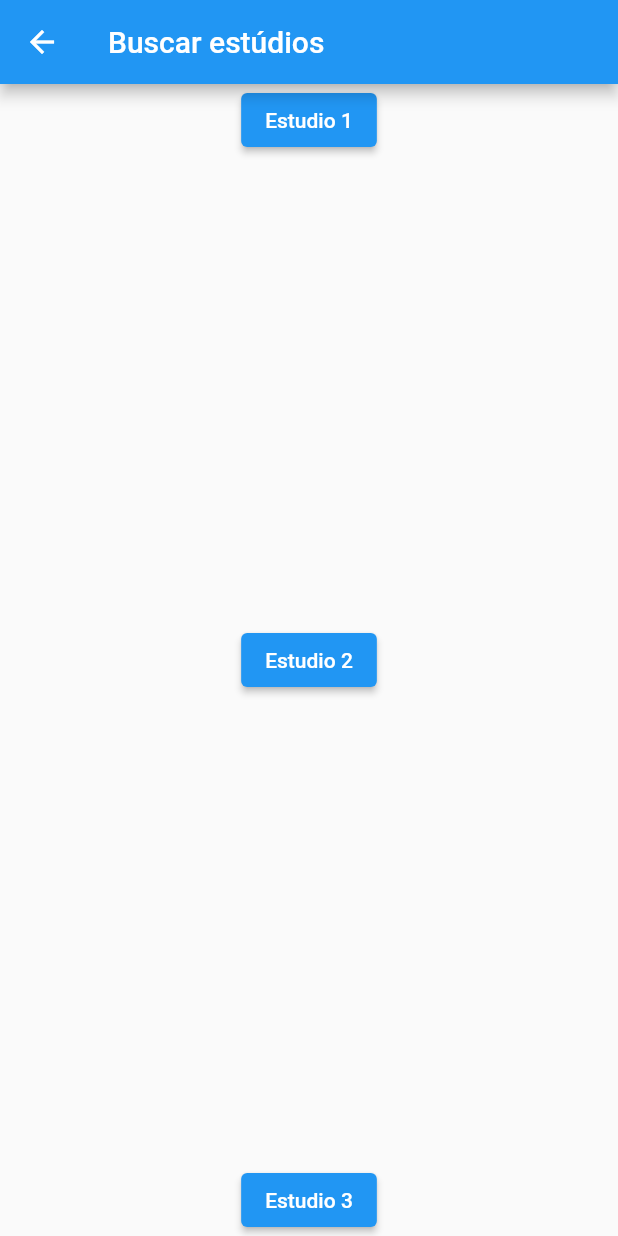
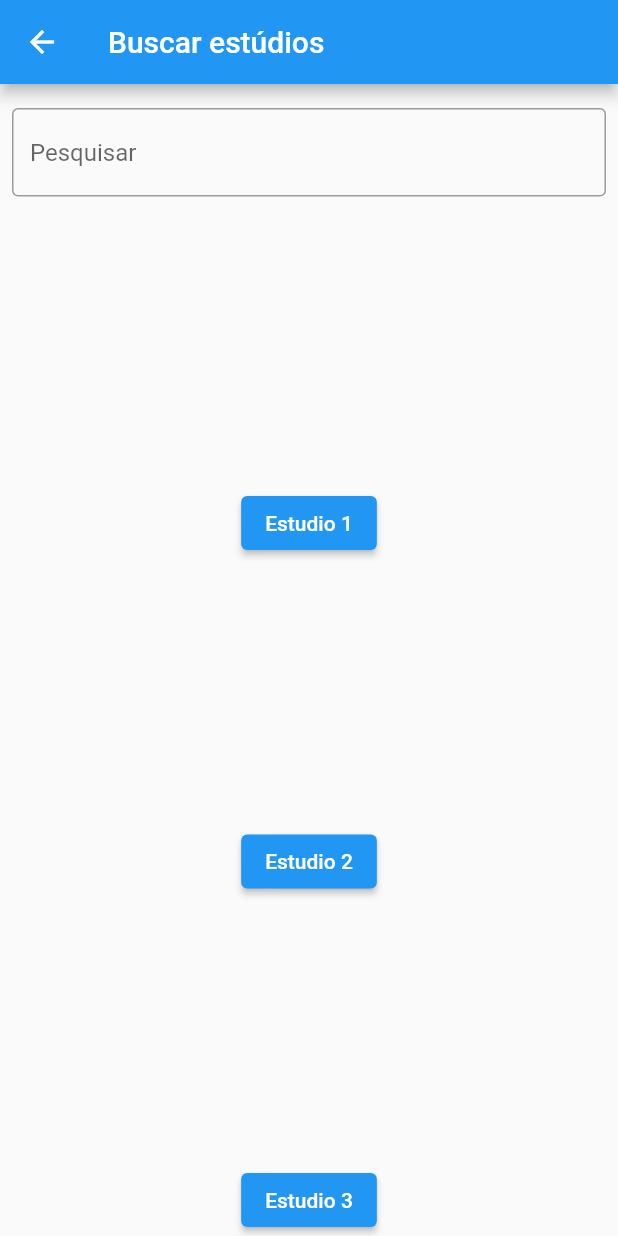
Before and after one commit to luisbrasil/Oktopus, a Flutter app: the Home screen opened by its route, after a tap on "Buscar Estúdios", on a phone screen of 412 x 824 dp. Run offline on Flutter 3.47's test engine with Material 2 defaults, Android fonts, the phone set to English and light mode, and no system bars.

Commit message:
Ajustes telas

```diff
--- a/oktopus/lib/widget/busca.dart
+++ b/oktopus/lib/widget/busca.dart
@@ -3,7 +3,6 @@ import 'package:flutter/material.dart';
 import '../rotas.dart';
 
 class Busca extends StatelessWidget {
-
   @override
   Widget build(BuildContext context) {
     return Scaffold(
@@ -12,6 +11,15 @@ class Busca extends StatelessWidget {
         child: Column(
             mainAxisAlignment: MainAxisAlignment.spaceBetween,
             children: [
+              const Padding(
+                padding: EdgeInsets.symmetric(horizontal: 8, vertical: 16),
+                child: TextField(
+                  decoration: InputDecoration(
+                    border: OutlineInputBorder(),
+                    hintText: 'Pesquisar',
+                  ),
+                ),
+              ),
               ElevatedButton(
                 child: const Text('Estudio 1'),
                 onPressed: () {
--- a/oktopus/lib/widget/home.dart
+++ b/oktopus/lib/widget/home.dart
@@ -10,13 +10,16 @@ class Home extends StatelessWidget {
     return Scaffold(
       appBar: AppBar(title: const Text('Home')),
       body: Center(
-        child: Row(mainAxisAlignment: MainAxisAlignment.center, children: [
+        child: Column(
+          children: [
             ElevatedButton(
               child: const Text('Estúdio Destaque'),
               onPressed: () {
                 Navigator.pushNamed(context, Rotas.estudio);
               },
             ),
+            const Spacer(),
+            Row(mainAxisAlignment: MainAxisAlignment.center, children: [
               ElevatedButton(
                 child: const Text('Meus Agendamentos'),
                 onPressed: () {
@@ -30,6 +33,8 @@ class Home extends StatelessWidget {
                 },
               )
             ]),
+          ],
+        ),
       ),
     );
   }
```
Also changed, not shown: oktopus/lib/widget/index.dart (+9 -4 lines). Lines whose indentation alone changed are shown as unchanged.
